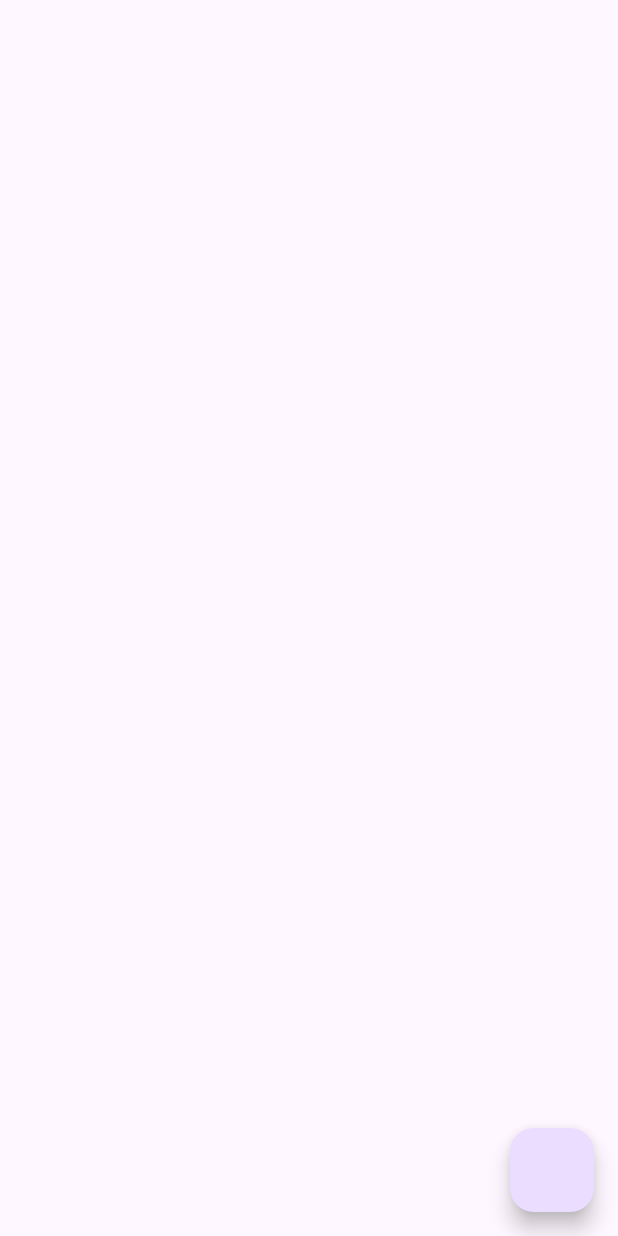
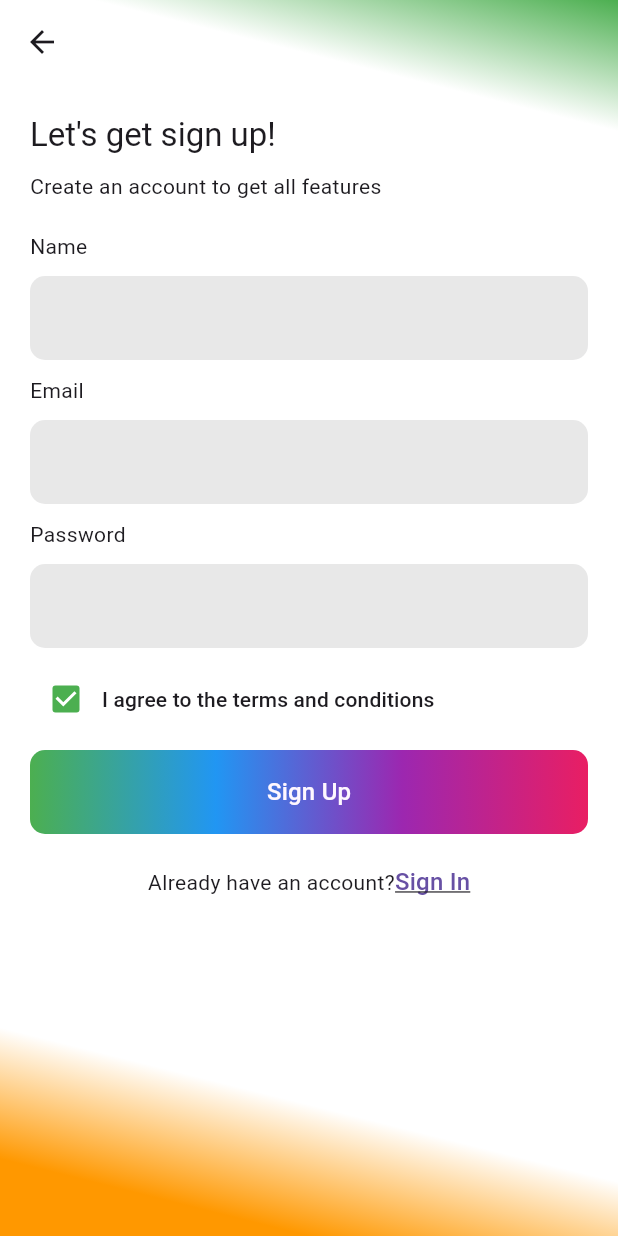
Before and after one commit to shallwebegin/figma_design, a Flutter app: the screen it shows after launch, on a phone screen of 412 x 824 dp. Run offline on Flutter 3.47's test engine with Material 3 defaults, Android fonts, the phone set to English and light mode, and no system bars; our stand-ins replace get.

Commit message:
login screen training

```diff
--- a/lib/data/app_exceptions.dart
+++ /dev/null
@@ -1,30 +0,0 @@
-class AppExceptions implements Exception {
-  final String _message;
-  final String _prefix;
-
-  AppExceptions(this._message, this._prefix);
-
-  String toString() {
-    return ' $_prefix$_message';
-  }
-}
-
-class InternetException extends AppExceptions {
-  InternetException([String? message]) : super(message!, 'No internet');
-}
-
-class RequestTimeOut extends AppExceptions {
-  RequestTimeOut([String? message]) : super(message!, 'Request time out');
-}
-
-class ServerException extends AppExceptions {
-  ServerException([String? message]) : super(message!, 'Internal server error');
-}
-
-class InvalidUrlException extends AppExceptions {
-  InvalidUrlException([String? message]) : super(message!, 'Invalid Url');
-}
-
-class FetchDataException extends AppExceptions {
-  FetchDataException([String? message]) : super(message!, '');
-}
--- a/lib/data/network/base_api_services.dart
+++ /dev/null
@@ -1,5 +0,0 @@
-abstract class BaseApiServices {
-  Future<dynamic> getApi(String url);
-
-  Future<dynamic> postApi(dynamic data, String url);
-}
--- a/lib/data/network/network_api_services.dart
+++ /dev/null
@@ -1,61 +0,0 @@
-import 'dart:convert';
-import 'dart:io';
-
-import 'package:figma_design/data/app_exceptions.dart';
-import 'package:figma_design/data/network/base_api_services.dart';
-import 'package:flutter/foundation.dart';
-import 'package:http/http.dart' as http;
-
-class NetworkApiServices extends BaseApiServices {
-  @override
-  Future<dynamic> getApi(String url) async {
-    dynamic responseJson;
-    try {
-      final response = await http.get(Uri.parse(url)).timeout(
-            const Duration(seconds: 10),
-          );
-      responseJson = returnResponse(response);
-    } on SocketException {
-      throw InternetException('');
-    } on RequestTimeOut {
-      throw RequestTimeOut('');
-    }
-    return responseJson;
-  }
-
-  @override
-  Future<dynamic> postApi(var data, String url) async {
-    if (kDebugMode) {
-      print(url);
-      print(data);
-    }
-
-    dynamic responseJson;
-    try {
-      final response =
-          await http.post(Uri.parse(url), body: jsonEncode(data)).timeout(
-                const Duration(seconds: 10),
-              );
-      responseJson = returnResponse(response);
-    } on SocketException {
-      throw InternetException('');
-    } on RequestTimeOut {
-      throw RequestTimeOut('');
-    }
-    return responseJson;
-  }
-
-  dynamic returnResponse(http.Response response) {
-    switch (response.statusCode) {
-      case 200:
-        dynamic responseJson = jsonDecode(response.body);
-        return responseJson;
-      case 400:
-        throw InvalidUrlException;
-      default:
-        throw FetchDataException(
-            'Error accured while communicating with server ' +
-                response.statusCode.toString());
-    }
-  }
-}
--- a/lib/data/response/api_response.dart
+++ /dev/null
@@ -1,17 +0,0 @@
-import 'package:figma_design/data/response/status.dart';
-
-class ApiResponse<T> {
-  Status? status;
-  T? data;
-  String? message;
-
-  ApiResponse(this.status, this.data, this.message);
-
-  ApiResponse.loading() : status = Status.LOADING;
-  ApiResponse.completed(this.data) : status = Status.LOADING;
-  ApiResponse.error(this.message) : status = Status.ERROR;
-
-  String toString() {
-    return 'Status : $status \n Message : $message \n Data: $data';
-  }
-}
--- a/lib/data/response/status.dart
+++ /dev/null
@@ -1,3 +0,0 @@
-// ignore_for_file: constant_identifier_names
-
-enum Status { LOADING, COMPLETED, ERROR }
--- /dev/null
+++ b/lib/feature/eight_april_signup/custom_signup.dart
@@ -0,0 +1,71 @@
+import 'package:figma_design/feature/eight_april_signup/custom_signup_keys.dart';
+import 'package:figma_design/feature/eight_april_signup/custom_signup_mixin.dart';
+import 'package:figma_design/feature/eight_april_signup/custom_signup_padding.dart';
+import 'package:figma_design/feature/widget/custom_sign_size_items.dart';
+import 'package:flutter/material.dart';
+part '../widget/custom_sign_header_title.dart';
+part '../widget/custom_sign_controller.dart';
+part '../widget/custom_sign_button.dart';
+part '../widget/custom_signup_checkbox.dart';
+part '../widget/custom_sign_already.dart';
+
+class CustomSignUp extends StatefulWidget {
+  const CustomSignUp({super.key});
+
+  @override
+  State<CustomSignUp> createState() => _CustomSignUpState();
+}
+
+class _CustomSignUpState extends State<CustomSignUp> with CustomSignupMixin {
+  @override
+  Widget build(BuildContext context) {
+    return Stack(
+      children: [
+        Container(
+          decoration: const BoxDecoration(
+            gradient: LinearGradient(
+              stops: const [0, 0.1, 0.9, 1.0],
+              colors: [Colors.green, Colors.white, Colors.white, Colors.orange],
+              begin: Alignment.topRight,
+              end: Alignment.bottomCenter,
+            ),
+          ),
+        ),
+        Scaffold(
+          backgroundColor: Colors.transparent,
+          appBar: AppBar(
+            backgroundColor: Colors.transparent,
+            leading: const BackButton(),
+          ),
+          body: SingleChildScrollView(
+            child: Padding(
+              padding: CustomSignUpPadding.medium.paddingHorizontal,
+              child: Column(
+                crossAxisAlignment: CrossAxisAlignment.start,
+                children: [
+                  const _HeaderTitle(),
+                  _SignUpTextField(
+                    controller: nameController,
+                    title: CustomSignUpKeys.nameControllerTitle,
+                  ),
+                  _SignUpTextField(
+                    controller: emailController,
+                    title: CustomSignUpKeys.emailControllerTitle,
+                  ),
+                  _SignUpTextField(
+                    controller: passwordController,
+                    title: CustomSignUpKeys.passwordControllerTitle,
+                    obscureText: true,
+                  ),
+                  const _CustomSignCheckbox(),
+                  const _CustomSignUpButton(),
+                  const _AlreadyHaveAccount(),
+                ],
+              ),
+            ),
+          ),
+        ),
+      ],
+    );
+  }
+}
--- /dev/null
+++ b/lib/feature/eight_april_signup/custom_signup_keys.dart
@@ -0,0 +1,27 @@
+import 'package:flutter/material.dart';
+
+@immutable
+
+/// Custom sign up keys
+final class CustomSignUpKeys {
+  CustomSignUpKeys._();
+
+  /// Key for the header title
+  static const headerTitle = "Let's get sign up!";
+  static const headerSubtitle = 'Create an account to get all features';
+
+  /// Controllers
+  static const nameControllerTitle = 'Name';
+  static const emailControllerTitle = 'Email';
+  static const passwordControllerTitle = 'Password';
+
+  /// Buttons
+  static const signUpButtonTitle = 'Sign Up';
+
+  // Checkbox
+  static const checkboxTitle = 'I agree to the terms and conditions';
+
+  //Text.rich
+  static const alreadyHaveAccount = 'Already have an account?';
+  static const signIn = 'Sign In';
+}
--- /dev/null
+++ b/lib/feature/eight_april_signup/custom_signup_mixin.dart
@@ -0,0 +1,17 @@
+import 'package:figma_design/feature/eight_april_signup/custom_signup.dart';
+import 'package:flutter/material.dart';
+
+mixin CustomSignupMixin on State<CustomSignUp> {
+  /// Custom sign up mixin for custom sign up view
+  final TextEditingController nameController = TextEditingController();
+  final TextEditingController emailController = TextEditingController();
+  final TextEditingController passwordController = TextEditingController();
+
+  @override
+  void dispose() {
+    super.dispose();
+    nameController.dispose();
+    emailController.dispose();
+    passwordController.dispose();
+  }
+}
--- /dev/null
+++ b/lib/feature/eight_april_signup/custom_signup_padding.dart
@@ -0,0 +1,24 @@
+import 'package:flutter/material.dart';
+
+enum CustomSignUpPadding {
+  // 10
+  low(10),
+  // 20
+  medium(20),
+  // 30
+  high(30);
+
+  final double value;
+  const CustomSignUpPadding(this.value);
+
+  //All sides padding with [value]
+  EdgeInsets get padding => EdgeInsets.all(value);
+
+  //Horizontal padding with [value]
+
+  EdgeInsets get paddingVertical => EdgeInsets.symmetric(vertical: value);
+
+  //Vertical padding with [value]
+
+  EdgeInsets get paddingHorizontal => EdgeInsets.symmetric(horizontal: value);
+}
--- /dev/null
+++ b/lib/feature/widget/custom_sign_already.dart
@@ -0,0 +1,27 @@
+part of '../eight_april_signup/custom_signup.dart';
+
+class _AlreadyHaveAccount extends StatelessWidget {
+  const _AlreadyHaveAccount();
+
+  @override
+  Widget build(BuildContext context) {
+    return Padding(
+      padding: CustomSignUpPadding.medium.paddingVertical,
+      child: Center(
+        child: Text.rich(
+          TextSpan(
+            text: CustomSignUpKeys.alreadyHaveAccount,
+            children: [
+              TextSpan(
+                text: CustomSignUpKeys.signIn,
+                style: Theme.of(context).textTheme.titleMedium?.copyWith(
+                    color: Theme.of(context).colorScheme.primary,
+                    decoration: TextDecoration.underline),
+              ),
+            ],
+          ),
+        ),
+      ),
+    );
+  }
+}
--- /dev/null
+++ b/lib/feature/widget/custom_sign_button.dart
@@ -0,0 +1,40 @@
+part of '../eight_april_signup/custom_signup.dart';
+
+class _CustomSignUpButton extends StatelessWidget {
+  const _CustomSignUpButton();
+
+  @override
+  Widget build(BuildContext context) {
+    return ElevatedButton(
+      style: ElevatedButton.styleFrom(padding: EdgeInsets.zero, elevation: 0),
+      onPressed: () {},
+      child: InkWell(
+        child: SizedBox(
+          height: CustomSignSizeItems.normalbuttonHeight,
+          child: DecoratedBox(
+            decoration: BoxDecoration(
+              borderRadius: CustomSignSizeItems.lowRadius,
+              gradient: _ButtonGradient(),
+            ),
+            child: Center(
+              child: Text(
+                CustomSignUpKeys.signUpButtonTitle,
+                style: Theme.of(context)
+                    .textTheme
+                    .titleMedium
+                    ?.copyWith(color: Theme.of(context).colorScheme.background),
+              ),
+            ),
+          ),
+        ),
+      ),
+    );
+  }
+}
+
+final class _ButtonGradient extends LinearGradient {
+  _ButtonGradient()
+      : super(
+          colors: [Colors.green, Colors.blue, Colors.purple, Colors.pink],
+        );
+}
--- /dev/null
+++ b/lib/feature/widget/custom_sign_controller.dart
@@ -0,0 +1,40 @@
+part of '../eight_april_signup/custom_signup.dart';
+
+final class _SignUpTextField extends StatelessWidget {
+  const _SignUpTextField(
+      {required this.title,
+      required this.controller,
+      this.obscureText = false});
+  final String title;
+  final TextEditingController controller;
+  final bool obscureText;
+
+  @override
+  Widget build(BuildContext context) {
+    return Padding(
+      padding: EdgeInsets.only(bottom: CustomSignUpPadding.low.value),
+      child: Column(
+        crossAxisAlignment: CrossAxisAlignment.start,
+        children: [
+          Text(title),
+          Padding(
+            padding: EdgeInsets.only(top: CustomSignUpPadding.low.value),
+            child: TextField(
+              keyboardType: TextInputType.text,
+              obscureText: obscureText,
+              controller: controller,
+              decoration: InputDecoration(
+                fillColor:
+                    Theme.of(context).colorScheme.onBackground.withOpacity(0.1),
+                filled: true,
+                border: OutlineInputBorder(
+                    borderRadius: CustomSignSizeItems.lowRadius,
+                    borderSide: BorderSide.none),
+              ),
+            ),
+          ),
+        ],
+      ),
+    );
+  }
+}
--- /dev/null
+++ b/lib/feature/widget/custom_sign_header_title.dart
@@ -0,0 +1,28 @@
+part of '../eight_april_signup/custom_signup.dart';
+
+final class _HeaderTitle extends StatelessWidget {
+  const _HeaderTitle();
+
+  @override
+  Widget build(BuildContext context) {
+    return Padding(
+      padding: CustomSignUpPadding.medium.paddingVertical,
+      child: Column(
+        crossAxisAlignment: CrossAxisAlignment.start,
+        children: [
+          Text(
+            CustomSignUpKeys.headerTitle,
+            style: Theme.of(context).textTheme.titleLarge,
+          ),
+          Padding(
+            padding: EdgeInsets.only(top: CustomSignUpPadding.low.value),
+            child: Text(
+              CustomSignUpKeys.headerSubtitle,
+              style: Theme.of(context).textTheme.bodyMedium,
+            ),
+          ),
+        ],
+      ),
+    );
+  }
+}
--- /dev/null
+++ b/lib/feature/widget/custom_sign_size_items.dart
@@ -0,0 +1,11 @@
+import 'package:flutter/material.dart';
+
+final class CustomSignSizeItems {
+  const CustomSignSizeItems._();
+
+  // Be seperate for all values
+
+  static final lowRadius = BorderRadius.circular(10);
+
+  static const normalbuttonHeight = 56.0;
+}
--- /dev/null
+++ b/lib/feature/widget/custom_signup_checkbox.dart
@@ -0,0 +1,26 @@
+part of '../eight_april_signup/custom_signup.dart';
+
+class _CustomSignCheckbox extends StatelessWidget {
+  const _CustomSignCheckbox();
+
+  @override
+  Widget build(BuildContext context) {
+    return Padding(
+      padding: EdgeInsets.only(bottom: CustomSignUpPadding.low.value),
+      child: Row(
+        mainAxisAlignment: MainAxisAlignment.start,
+        children: [
+          Checkbox(
+            value: true,
+            activeColor: Colors.green,
+            onChanged: (value) {},
+          ),
+          Text(
+            CustomSignUpKeys.checkboxTitle,
+            style: Theme.of(context).textTheme.titleSmall,
+          ),
+        ],
+      ),
+    );
+  }
+}
--- a/lib/main.dart
+++ b/lib/main.dart
@@ -1,4 +1,4 @@
-import 'package:figma_design/res/routes/routes.dart';
+import 'package:figma_design/feature/eight_april_signup/custom_signup.dart';
 import 'package:flutter/material.dart';
 import 'package:get/get.dart';
 
@@ -17,7 +17,7 @@ class MyApp extends StatelessWidget {
       theme: ThemeData(
         primarySwatch: Colors.blue,
       ),
-      getPages: AppRoutes.appRoutes(),
+      home: const CustomSignUp(),
     );
   }
 }
--- a/lib/res/routes/routes.dart
+++ /dev/null
@@ -1,13 +0,0 @@
-import 'package:figma_design/res/routes/routes_name.dart';
-import 'package:figma_design/view/splash_screen.dart';
-import 'package:get/get.dart';
-
-class AppRoutes {
-  static appRoutes() => [
-        GetPage(
-            name: RouteName.splashScreen,
-            page: () => const SplashScreen(),
-            transitionDuration: const Duration(milliseconds: 250),
-            transition: Transition.leftToRightWithFade),
-      ];
-}
--- a/lib/res/routes/routes_name.dart
+++ /dev/null
@@ -1,5 +0,0 @@
-class RouteName {
-  static const String splashScreen = '/';
-
-  static const String loginScreen = '/>login_screen';
-}
--- a/lib/view/splash_screen.dart
+++ /dev/null
@@ -1,22 +0,0 @@
-import 'package:figma_design/data/app_exceptions.dart';
-import 'package:flutter/material.dart';
-
-class SplashScreen extends StatefulWidget {
-  const SplashScreen({super.key});
-
-  @override
-  State<SplashScreen> createState() => _SplashScreenState();
-}
-
-class _SplashScreenState extends State<SplashScreen> {
-  @override
-  Widget build(BuildContext context) {
-    return Scaffold(
-      floatingActionButton: FloatingActionButton(
-        onPressed: () {
-          throw InternetException('message');
-        },
-      ),
-    );
-  }
-}
```
